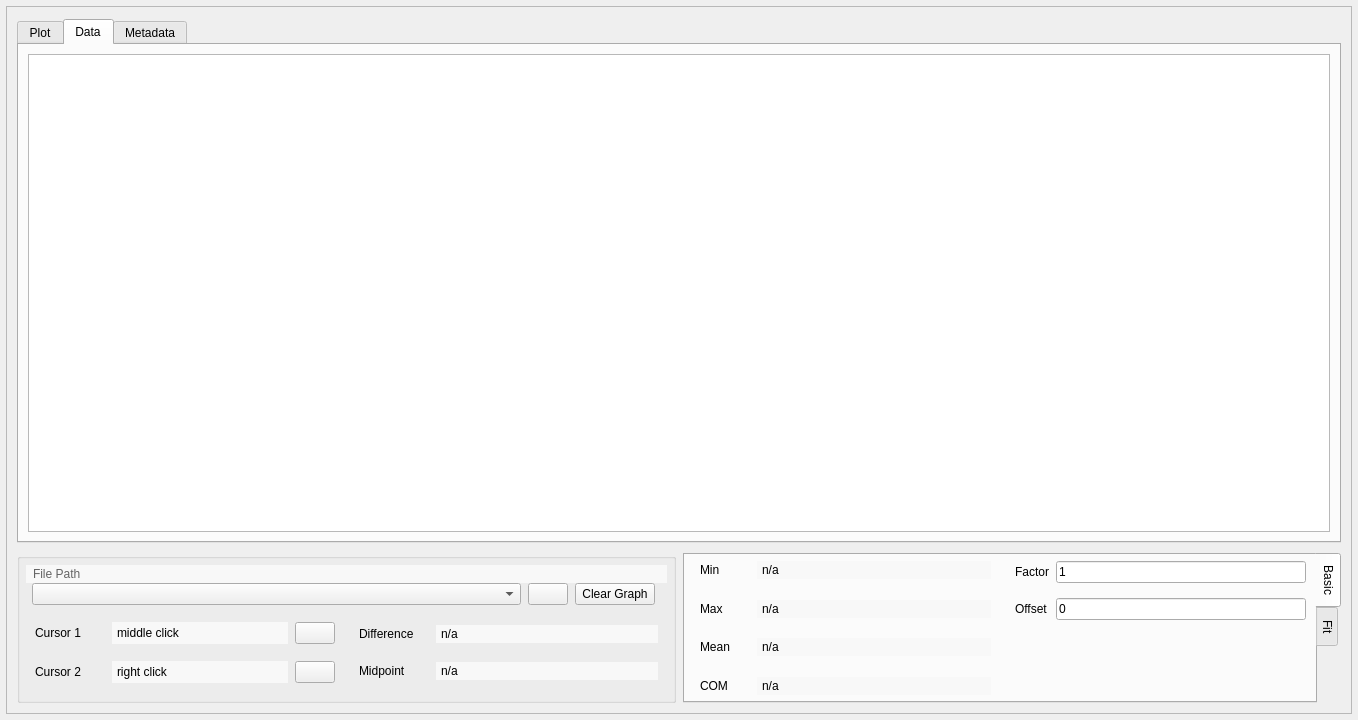
BCDA-APS/mdaviz, file mdaviz/resources/mda_file_viz.ui: the form before one commit.
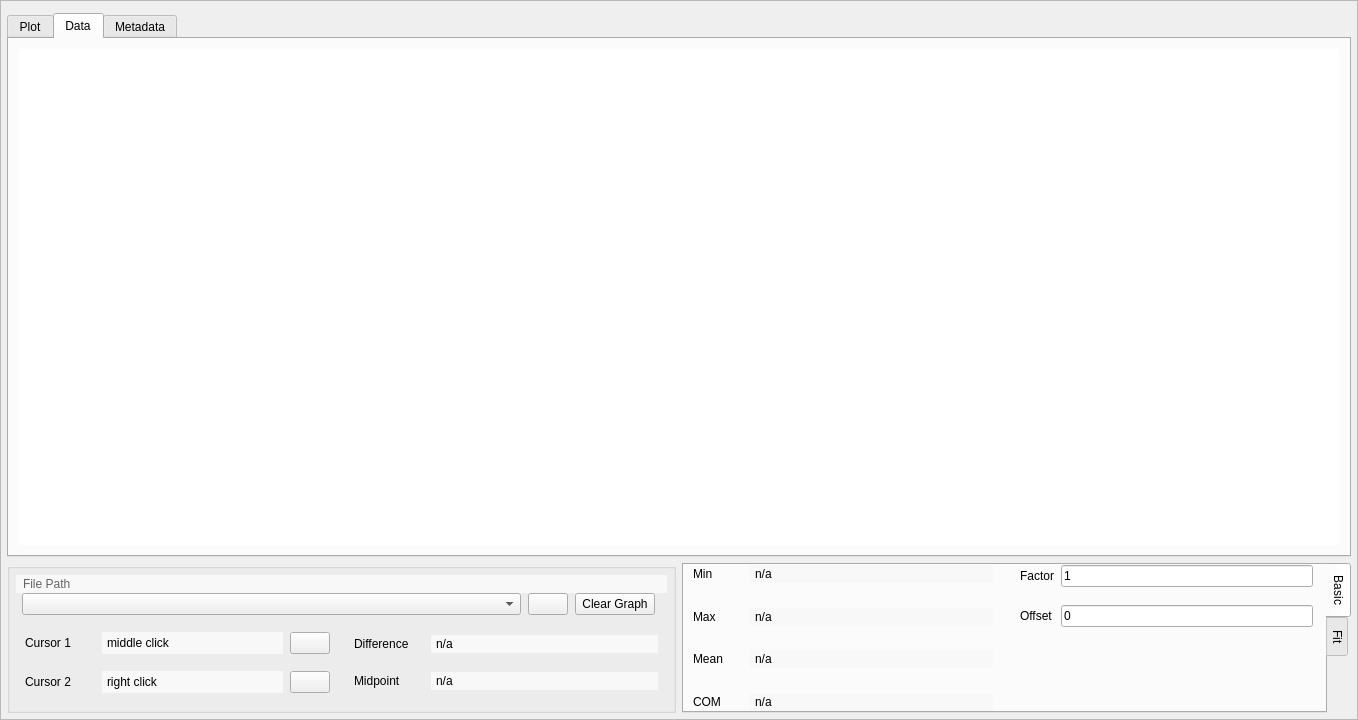
The form after the commit. The open tabs and pages were chosen to show the change. Icons and pictures are not drawn.

Commit message: ENH #109 #110 remove folder tab and reduce layout margins

Diff of the .ui file:
```diff
--- a/mdaviz/resources/mda_file_viz.ui
+++ b/mdaviz/resources/mda_file_viz.ui
@@ -15,19 +15,19 @@
   </property>
   <layout class="QVBoxLayout" name="verticalLayout_2">
    <property name="spacing">
-    <number>7</number>
+    <number>-1</number>
    </property>
    <property name="leftMargin">
-    <number>6</number>
+    <number>0</number>
    </property>
    <property name="topMargin">
-    <number>6</number>
+    <number>0</number>
    </property>
    <property name="rightMargin">
-    <number>6</number>
+    <number>0</number>
    </property>
    <property name="bottomMargin">
-    <number>6</number>
+    <number>0</number>
    </property>
    <item>
     <widget class="QScrollArea" name="scrollArea">
@@ -42,25 +42,25 @@
        <rect>
         <x>0</x>
         <y>0</y>
-        <width>1344</width>
-        <height>706</height>
+        <width>1356</width>
+        <height>718</height>
        </rect>
       </property>
       <layout class="QVBoxLayout" name="verticalLayout">
        <property name="spacing">
-        <number>10</number>
+        <number>6</number>
        </property>
        <property name="leftMargin">
-        <number>10</number>
+        <number>6</number>
        </property>
        <property name="topMargin">
         <number>12</number>
        </property>
        <property name="rightMargin">
-        <number>10</number>
+        <number>6</number>
        </property>
        <property name="bottomMargin">
-        <number>10</number>
+        <number>6</number>
        </property>
        <item>
         <widget class="QTabWidget" name="tabWidget">
@@ -73,13 +73,16 @@
           </attribute>
           <layout class="QVBoxLayout" name="verticalLayout_3">
            <property name="leftMargin">
-            <number>12</number>
+            <number>6</number>
+           </property>
+           <property name="topMargin">
+            <number>6</number>
            </property>
            <property name="rightMargin">
-            <number>12</number>
+            <number>6</number>
            </property>
            <property name="bottomMargin">
-            <number>12</number>
+            <number>6</number>
            </property>
            <item>
             <widget class="QWidget" name="plotMPL" native="true"/>
@@ -91,8 +94,23 @@
            <string>Data</string>
           </attribute>
           <layout class="QVBoxLayout" name="vblayout_4">
+           <property name="leftMargin">
+            <number>10</number>
+           </property>
+           <property name="topMargin">
+            <number>10</number>
+           </property>
+           <property name="rightMargin">
+            <number>10</number>
+           </property>
+           <property name="bottomMargin">
+            <number>10</number>
+           </property>
            <item>
             <widget class="QTableView" name="tableView">
+             <property name="frameShape">
+              <enum>QFrame::NoFrame</enum>
+             </property>
              <property name="alternatingRowColors">
               <bool>true</bool>
              </property>
@@ -111,6 +129,9 @@
            <string>Metadata</string>
           </attribute>
           <layout class="QVBoxLayout" name="vblayout_3">
+           <property name="topMargin">
+            <number>20</number>
+           </property>
            <item>
             <widget class="QTextBrowser" name="metadata">
              <property name="font">
@@ -119,6 +140,9 @@
                <pointsize>10</pointsize>
               </font>
              </property>
+             <property name="frameShape">
+              <enum>QFrame::NoFrame</enum>
+             </property>
             </widget>
            </item>
           </layout>
@@ -147,7 +171,7 @@
          </property>
          <layout class="QHBoxLayout" name="horizontalLayout">
           <property name="spacing">
-           <number>7</number>
+           <number>-1</number>
           </property>
           <property name="leftMargin">
            <number>0</number>
@@ -603,16 +627,16 @@
                <number>0</number>
               </property>
               <property name="leftMargin">
-               <number>6</number>
+               <number>0</number>
               </property>
               <property name="topMargin">
-               <number>6</number>
+               <number>0</number>
               </property>
               <property name="rightMargin">
                <number>0</number>
               </property>
               <property name="bottomMargin">
-               <number>6</number>
+               <number>0</number>
               </property>
               <item>
                <widget class="QWidget" name="basixStats" native="true">
@@ -629,6 +653,9 @@
                  <property name="bottomMargin">
                   <number>0</number>
                  </property>
+                 <property name="verticalSpacing">
+                  <number>-1</number>
+                 </property>
                  <item row="1" column="0">
                   <widget class="QWidget" name="minMax" native="true">
                    <layout class="QGridLayout" name="gridLayout_3">
@@ -803,9 +830,15 @@
                  <item row="1" column="1">
                   <widget class="QWidget" name="comMean" native="true">
                    <layout class="QGridLayout" name="gridLayout_4">
+                    <property name="leftMargin">
+                     <number>12</number>
+                    </property>
                     <property name="topMargin">
                      <number>0</number>
                     </property>
+                    <property name="rightMargin">
+                     <number>12</number>
+                    </property>
                     <property name="bottomMargin">
                      <number>0</number>
                     </property>
@@ -930,10 +963,13 @@
                <number>0</number>
               </property>
               <property name="leftMargin">
-               <number>12</number>
+               <number>0</number>
               </property>
               <property name="topMargin">
-               <number>5</number>
+               <number>0</number>
+              </property>
+              <property name="rightMargin">
+               <number>0</number>
               </property>
               <property name="bottomMargin">
                <number>0</number>
```
The commit also changes 6 other files.
